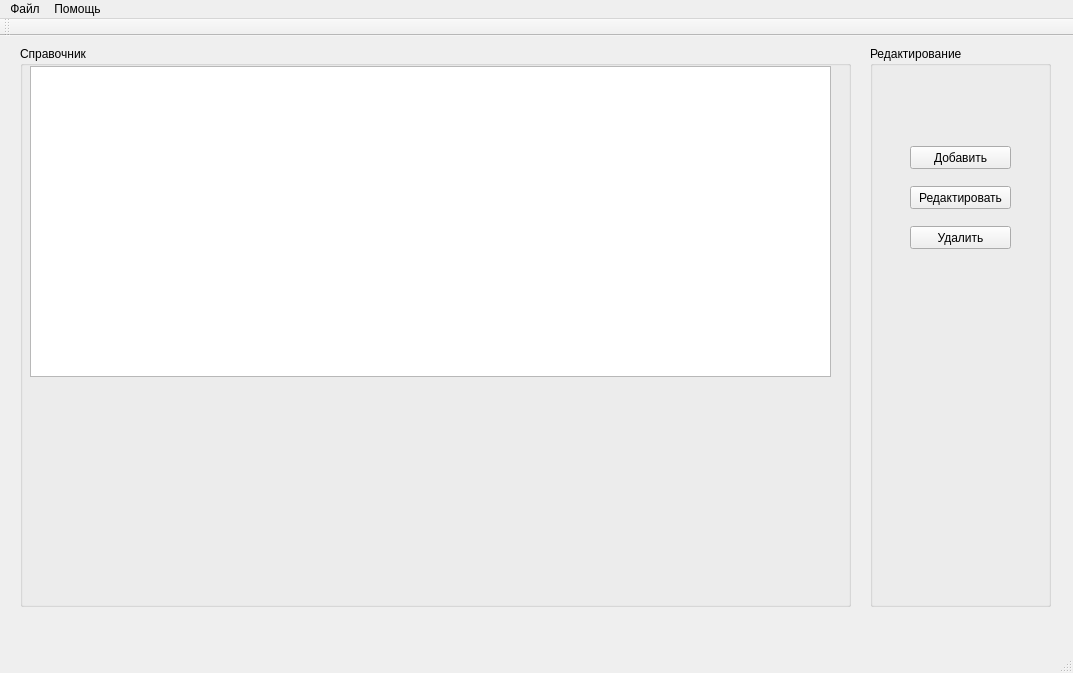
Before: the Qt Designer form mainwindow.ui in Axe1s/phonebook, drawn with Qt 5.
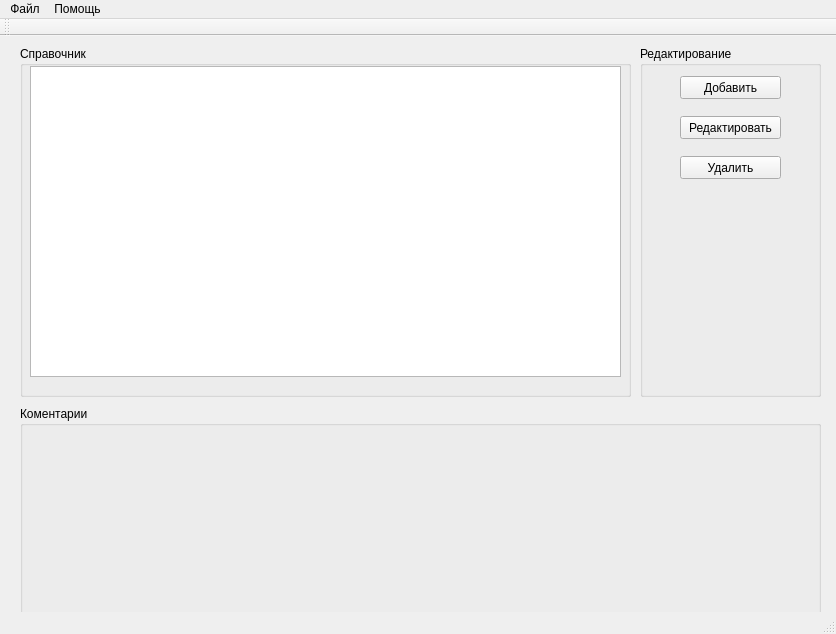
After: the same form once the commit is applied.

```diff
--- a/mainwindow.ui
+++ b/mainwindow.ui
@@ -6,8 +6,8 @@
    <rect>
     <x>0</x>
     <y>0</y>
-    <width>1073</width>
-    <height>673</height>
+    <width>836</width>
+    <height>634</height>
    </rect>
   </property>
   <property name="windowTitle">
@@ -19,8 +19,8 @@
      <rect>
       <x>20</x>
       <y>10</y>
-      <width>831</width>
-      <height>561</height>
+      <width>611</width>
+      <height>351</height>
      </rect>
     </property>
     <property name="title">
@@ -31,7 +31,7 @@
       <rect>
        <x>10</x>
        <y>20</y>
-       <width>801</width>
+       <width>591</width>
        <height>311</height>
       </rect>
      </property>
@@ -40,10 +40,10 @@
    <widget class="QGroupBox" name="groupBoxEdit">
     <property name="geometry">
      <rect>
-      <x>870</x>
+      <x>640</x>
       <y>10</y>
       <width>181</width>
-      <height>561</height>
+      <height>351</height>
      </rect>
     </property>
     <property name="title">
@@ -53,7 +53,7 @@
      <property name="geometry">
       <rect>
        <x>40</x>
-       <y>100</y>
+       <y>30</y>
        <width>101</width>
        <height>23</height>
       </rect>
@@ -66,7 +66,7 @@
      <property name="geometry">
       <rect>
        <x>40</x>
-       <y>140</y>
+       <y>70</y>
        <width>101</width>
        <height>23</height>
       </rect>
@@ -79,7 +79,7 @@
      <property name="geometry">
       <rect>
        <x>40</x>
-       <y>180</y>
+       <y>110</y>
        <width>101</width>
        <height>23</height>
       </rect>
@@ -89,13 +89,39 @@
      </property>
     </widget>
    </widget>
+   <widget class="QGroupBox" name="groupBoxComments">
+    <property name="geometry">
+     <rect>
+      <x>20</x>
+      <y>370</y>
+      <width>801</width>
+      <height>211</height>
+     </rect>
+    </property>
+    <property name="title">
+     <string>Коментарии</string>
+    </property>
+    <widget class="QLabel" name="label">
+     <property name="geometry">
+      <rect>
+       <x>10</x>
+       <y>20</y>
+       <width>771</width>
+       <height>171</height>
+      </rect>
+     </property>
+     <property name="text">
+      <string/>
+     </property>
+    </widget>
+   </widget>
   </widget>
   <widget class="QMenuBar" name="menuBar">
    <property name="geometry">
     <rect>
      <x>0</x>
      <y>0</y>
-     <width>1073</width>
+     <width>836</width>
      <height>21</height>
     </rect>
    </property>
```
